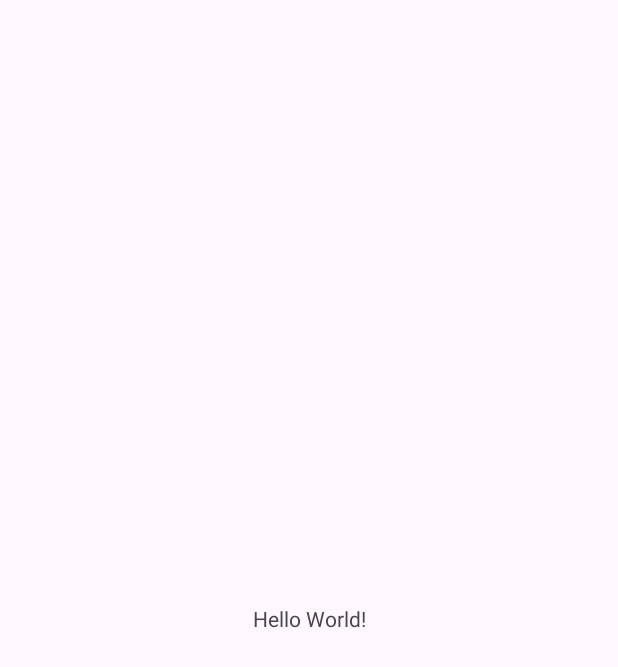
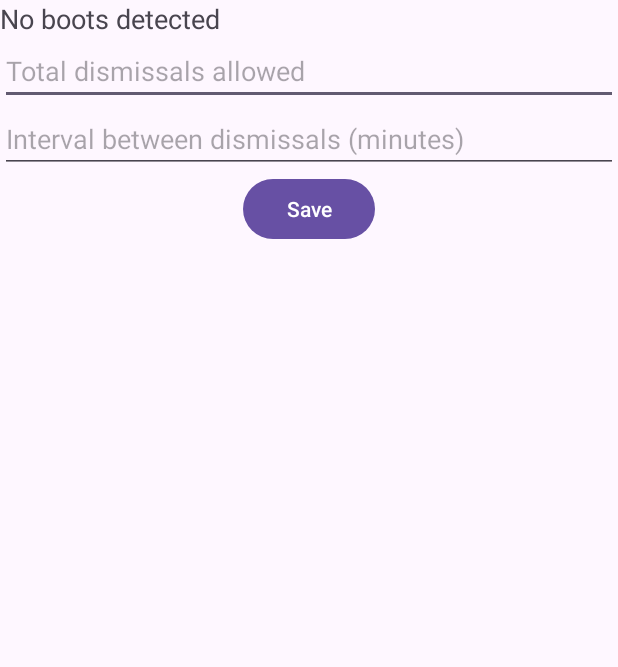
Before and after one commit to DyedfoxRA/bootcounter, an Android app: the screen it shows after launch (MainActivity), on a phone screen of 412 x 824 dp. Before the commit the part shown is almost empty. Shown: the top 667 px of the screen. Run offline under Robolectric (Android 15) with nearby library versions, the phone set to English and light mode, and no system bars; our stand-ins replace data binding.

Commit message:
Add boot count logic

```diff
--- a/app/src/main/java/com/venture/bootcounter/MainActivity.kt
+++ b/app/src/main/java/com/venture/bootcounter/MainActivity.kt
@@ -5,16 +5,29 @@ import androidx.activity.enableEdgeToEdge
 import androidx.appcompat.app.AppCompatActivity
 import androidx.core.view.ViewCompat
 import androidx.core.view.WindowInsetsCompat
+import androidx.lifecycle.lifecycleScope
+import com.venture.bootcounter.feature.BootViewModel
+import org.koin.androidx.viewmodel.ext.android.viewModel
+import java.text.SimpleDateFormat
+import java.util.Date
+import java.util.Locale
 
 class MainActivity : AppCompatActivity() {
+//    private lateinit var binding: ActivityMainBinding
+    private val bootViewModel: BootViewModel by viewModel()
+
     override fun onCreate(savedInstanceState: Bundle?) {
         super.onCreate(savedInstanceState)
         enableEdgeToEdge()
         setContentView(R.layout.activity_main)
-        ViewCompat.setOnApplyWindowInsetsListener(findViewById(R.id.main)) { v, insets ->
-            val systemBars = insets.getInsets(WindowInsetsCompat.Type.systemBars())
-            v.setPadding(systemBars.left, systemBars.top, systemBars.right, systemBars.bottom)
-            insets
-        }
+//        initListeners()
     }
+
+
 }
+
+//todo move to utils
+fun Date.formatToString(pattern: String = "dd/MM/yyyy HH:mm:ss"): String {
+    val formatter = SimpleDateFormat(pattern, Locale.getDefault())
+    return formatter.format(this)
+}
--- /dev/null
+++ b/app/src/main/java/com/venture/bootcounter/app/BootCounterApplication.kt
@@ -0,0 +1,16 @@
+package com.venture.bootcounter.app
+
+import android.app.Application
+import com.venture.bootcounter.di.appModule
+import org.koin.android.ext.koin.androidContext
+import org.koin.core.context.GlobalContext.startKoin
+
+class BootCounterApplication : Application() {
+    override fun onCreate() {
+        super.onCreate()
+        startKoin {
+            androidContext(this@BootCounterApplication)
+            modules(appModule)
+        }
+    }
+}
--- /dev/null
+++ b/app/src/main/java/com/venture/bootcounter/di/AppModule.kt
@@ -0,0 +1,13 @@
+package com.venture.bootcounter.di
+
+import com.venture.bootcounter.data.repo.BootEventRepository
+import com.venture.bootcounter.feature.BootViewModel
+import com.venture.bootcounter.framework.data.db.AppDatabase
+import org.koin.androidx.viewmodel.dsl.viewModel
+import org.koin.dsl.module
+
+internal val appModule = module {
+    single { AppDatabase.getDatabase(get()) }
+    single { BootEventRepository(get()) }
+    viewModel { BootViewModel(get()) }
+}
--- a/app/src/main/res/layout/activity_main.xml
+++ b/app/src/main/res/layout/activity_main.xml
@@ -1,4 +1,8 @@
 <?xml version="1.0" encoding="utf-8"?>
+<layout xmlns:android="http://schemas.android.com/apk/res/android">
+
+    <data></data>
+
     <androidx.constraintlayout.widget.ConstraintLayout xmlns:android="http://schemas.android.com/apk/res/android"
         xmlns:app="http://schemas.android.com/apk/res-auto"
         xmlns:tools="http://schemas.android.com/tools"
@@ -8,12 +12,45 @@
         tools:context=".MainActivity">
 
         <TextView
-        android:layout_width="wrap_content"
+            android:id="@+id/textView"
+            android:layout_width="0dp"
             android:layout_height="wrap_content"
-        android:text="Hello World!"
-        app:layout_constraintBottom_toBottomOf="parent"
+            android:text="@string/no_boots_detected"
+            android:textSize="18sp"
             app:layout_constraintEnd_toEndOf="parent"
             app:layout_constraintStart_toStartOf="parent"
             app:layout_constraintTop_toTopOf="parent" />
 
+        <EditText
+            android:id="@+id/dismissalsAllowedEditText"
+            android:layout_width="0dp"
+            android:layout_height="wrap_content"
+            android:hint="@string/total_dismissals_allowed"
+            android:importantForAutofill="no"
+            android:inputType="number"
+            app:layout_constraintEnd_toEndOf="parent"
+            app:layout_constraintStart_toStartOf="parent"
+            app:layout_constraintTop_toBottomOf="@id/textView" />
+
+        <EditText
+            android:id="@+id/intervalEditText"
+            android:layout_width="0dp"
+            android:layout_height="wrap_content"
+            android:hint="@string/interval_between_dismissals_minutes"
+            android:importantForAutofill="no"
+            android:inputType="number"
+            app:layout_constraintEnd_toEndOf="parent"
+            app:layout_constraintStart_toStartOf="parent"
+            app:layout_constraintTop_toBottomOf="@id/dismissalsAllowedEditText" />
+
+        <Button
+            android:id="@+id/saveButton"
+            android:layout_width="wrap_content"
+            android:layout_height="wrap_content"
+            android:text="@string/save"
+            app:layout_constraintEnd_toEndOf="parent"
+            app:layout_constraintStart_toStartOf="parent"
+            app:layout_constraintTop_toBottomOf="@id/intervalEditText" />
+
     </androidx.constraintlayout.widget.ConstraintLayout>
+</layout>
--- a/app/src/main/res/values/strings.xml
+++ b/app/src/main/res/values/strings.xml
@@ -1,3 +1,7 @@
 <resources>
     <string name="app_name">bootcounter</string>
+    <string name="no_boots_detected">No boots detected</string>
+    <string name="total_dismissals_allowed">Total dismissals allowed</string>
+    <string name="interval_between_dismissals_minutes">Interval between dismissals (minutes)</string>
+    <string name="save">Save</string>
 </resources>
--- a/gradle.properties
+++ b/gradle.properties
@@ -21,3 +21,4 @@ kotlin.code.style=official
 # resources declared in the library itself and none from the library's dependencies,
 # thereby reducing the size of the R class for that library
 android.nonTransitiveRClass=true
+kapt.verbose=true
```
Also changed, not shown: app/src/main/AndroidManifest.xml (+14 -0 lines), app/src/main/java/com/venture/bootcounter/data/model/BootEvent.kt (added, +11 -0 lines), app/src/main/java/com/venture/bootcounter/data/model/BootEventDao.kt (added, +21 -0 lines), app/src/main/java/com/venture/bootcounter/data/repo/BootEventRepository.kt (added, +20 -0 lines), app/src/main/java/com/venture/bootcounter/feature/BootViewModel.kt (added, +33 -0 lines), app/src/main/java/com/venture/bootcounter/framework/BootReceiver.kt (added, +31 -0 lines), app/src/main/java/com/venture/bootcounter/framework/NotificationHelper.kt (added, +69 -0 lines), app/src/main/java/com/venture/bootcounter/framework/NotificationReceiver.kt (added, +33 -0 lines), app/src/main/java/com/venture/bootcounter/framework/NotificationScheduler.kt (added, +33 -0 lines), app/src/main/java/com/venture/bootcounter/framework/data/db/AppDatabase.kt (added, +41 -0 lines). Lines whose indentation alone changed are shown as unchanged.
